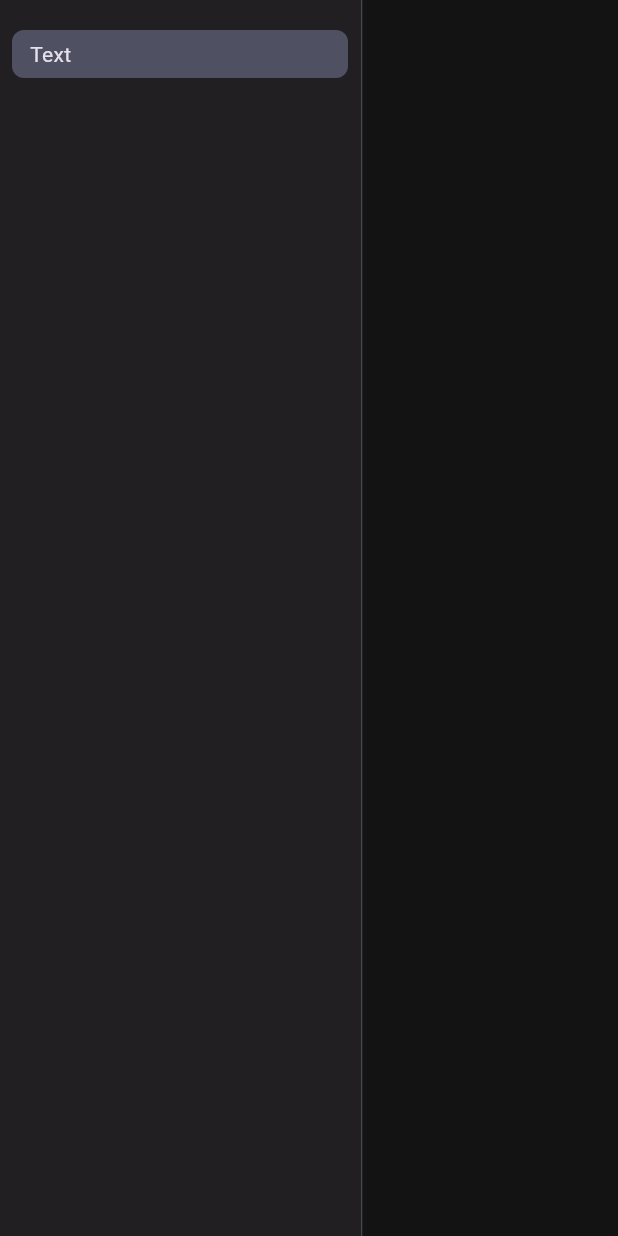
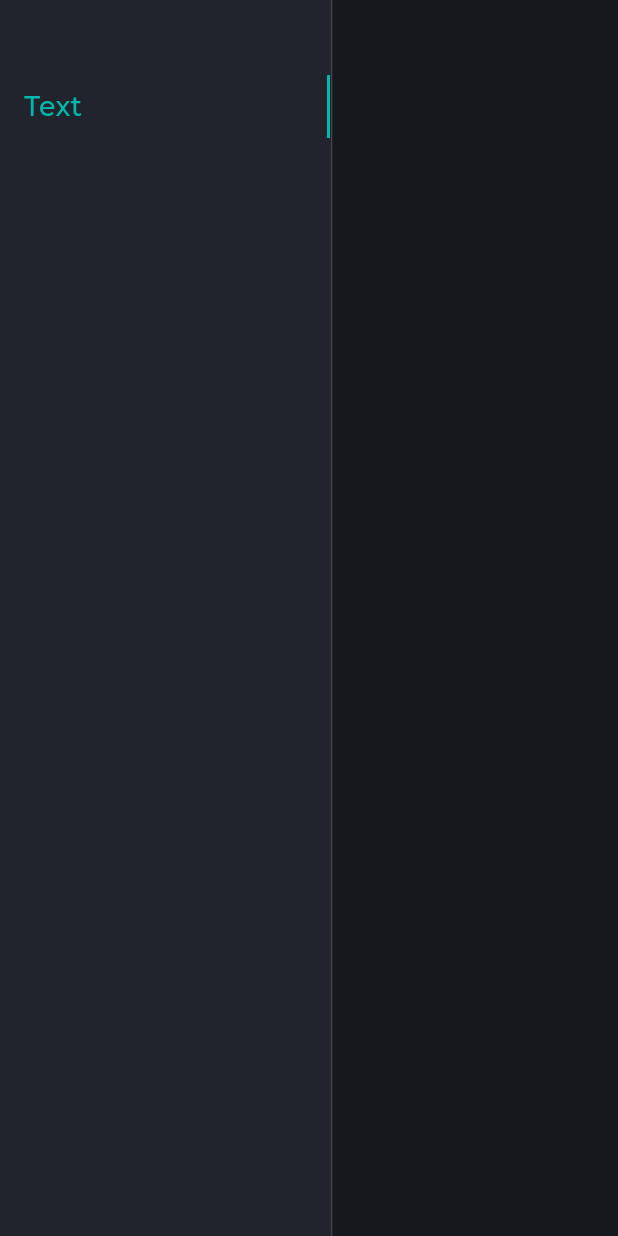
Before and after one commit to VivekMakwana7/flutter_basics, a Flutter app: the screen it shows after launch, on a phone screen of 412 x 824 dp. Run offline on Flutter 3.47's test engine with Material 3 defaults, Android fonts, the phone set to English and light mode, and no system bars; our stand-ins replace bloc, flutter_bloc, flutter_colorpicker, go_router, logger; missing offline and left inert: multi_value_listenable_builder; project files that could hold a hidden picture were left out.

Commit message:
New theme designed - Add Font Family

```diff
--- a/lib/core/theme/app_theme.dart
+++ b/lib/core/theme/app_theme.dart
@@ -9,13 +9,16 @@ part 'app_text_style.dart';
 final theme = ThemeData(
   brightness: Brightness.dark,
   primaryColor: const Color(0xff211F21),
-  scaffoldBackgroundColor: const Color(0xff141314),
+  scaffoldBackgroundColor: const Color(0xff16181E),
+  fontFamily: 'Montserrat',
   inputDecorationTheme: const InputDecorationTheme(
     enabledBorder: OutlineInputBorder(
       borderSide: BorderSide(color: Color(0xff505063)),
+      borderRadius: BorderRadius.all(Radius.circular(12)),
     ),
     focusedBorder: OutlineInputBorder(
       borderSide: BorderSide(color: Color(0xff505063)),
+      borderRadius: BorderRadius.all(Radius.circular(12)),
     ),
   ),
   extensions: const [
@@ -25,6 +28,6 @@ final theme = ThemeData(
 
 const _appColor = AppColors(
   scaffoldBackground: Color(0x00ff0000),
-  sideBarBgColor: Color(0xff211F21),
-  sideBarSelectedColor: Color(0xff505063),
+  sideBarBgColor: Color(0xff21242D),
+  sideBarSelectedColor: Color(0xff00B9AE),
 );
--- a/lib/core/widgets/app_dropdown.dart
+++ b/lib/core/widgets/app_dropdown.dart
@@ -1,5 +1,4 @@
 import 'package:flutter/material.dart';
-import 'package:flutter_basics/core/ext/ext_build_context.dart';
 
 /// App Drop down
 class AppDropdown<T> extends StatelessWidget {
@@ -32,14 +31,13 @@ class AppDropdown<T> extends StatelessWidget {
       children: [
         Text(
           labelText,
-          style:
-              context.text.titleMedium?.copyWith(fontWeight: FontWeight.w500),
+          style: const TextStyle(fontSize: 16, fontWeight: FontWeight.w500),
         ),
         const SizedBox(height: 8),
         Container(
           padding: const EdgeInsets.symmetric(horizontal: 8),
           decoration: BoxDecoration(
-            borderRadius: BorderRadius.circular(4),
+            borderRadius: BorderRadius.circular(12),
             border: Border.all(
               color: const Color(0xff505063),
             ),
--- a/lib/core/widgets/app_text_field.dart
+++ b/lib/core/widgets/app_text_field.dart
@@ -41,8 +41,7 @@ class AppTextField extends StatelessWidget {
       children: [
         Text(
           labelText,
-          style:
-              context.text.titleMedium?.copyWith(fontWeight: FontWeight.w500),
+          style: const TextStyle(fontSize: 16, fontWeight: FontWeight.w500),
         ),
         const SizedBox(height: 8),
         TextFormField(
@@ -53,7 +52,7 @@ class AppTextField extends StatelessWidget {
           inputFormatters: inputFormatters,
           decoration: InputDecoration(
             hintText: hintText,
-            hintStyle: context.text.bodyMedium?.copyWith(color: Colors.white38),
+            hintStyle: const TextStyle(fontSize: 16),
           ),
         ),
       ],
--- a/lib/src/text/page/text_page.dart
+++ b/lib/src/text/page/text_page.dart
@@ -137,6 +137,7 @@ class TextPage extends StatelessWidget {
                     value: cubit.textWidthBasis,
                     labelText: 'Text Width Basis',
                   ),
+                  const SizedBox(height: 16),
                 ],
               ),
               Expanded(
--- a/lib/src/widgets/property_widget.dart
+++ b/lib/src/widgets/property_widget.dart
@@ -15,7 +15,7 @@ class PropertyWidget extends StatelessWidget {
       width: 300,
       child: DecoratedBox(
         decoration: BoxDecoration(
-          color: context.appColor.sideBarBgColor,
+          color: context.appColor.sideBarBgColor.withOpacity(0.5),
         ),
         child: Padding(
           padding: const EdgeInsets.symmetric(horizontal: 16, vertical: 8),
--- a/lib/src/widgets/side_bar_widget.dart
+++ b/lib/src/widgets/side_bar_widget.dart
@@ -17,25 +17,22 @@ class SideBarWidget extends StatelessWidget {
       body: Row(
         children: [
           SizedBox(
-            width: 240,
+            width: 220,
             child: DecoratedBox(
-              decoration: BoxDecoration(
-                color: context.appColor.sideBarBgColor,
-              ),
+              decoration: BoxDecoration(color: context.appColor.sideBarBgColor),
               child: Padding(
-                padding:
-                    const EdgeInsets.symmetric(horizontal: 8, vertical: 20),
+                  padding: const EdgeInsets.only(left: 8),
                   child: Column(
                     crossAxisAlignment: CrossAxisAlignment.stretch,
                     children: [
+                      const SizedBox(height: 50),
                       SideMenuWidget(
                         menuName: 'Text',
                         onItemTap: () => context.goNamed(AppRoutes.textPage),
                       ),
                       const SizedBox(height: 12),
                     ],
-                ),
-              ),
+                  )),
             ),
           ),
           const VerticalDivider(width: 2),
@@ -47,7 +44,7 @@ class SideBarWidget extends StatelessWidget {
 }
 
 /// For Side bar menu widget
-class SideMenuWidget extends StatelessWidget {
+class SideMenuWidget extends StatefulWidget {
   /// Default constructor
   const SideMenuWidget({
     required this.menuName,
@@ -60,22 +57,42 @@ class SideMenuWidget extends StatelessWidget {
 
   /// For Side menu item tap event
   final void Function()? onItemTap;
+  @override
+  State<SideMenuWidget> createState() => _SideMenuWidgetState();
+}
 
+class _SideMenuWidgetState extends State<SideMenuWidget> {
   @override
   Widget build(BuildContext context) {
     return GestureDetector(
-      onTap: onItemTap,
+      onTap: widget.onItemTap,
       behavior: HitTestBehavior.opaque,
+      child: SizedBox(
+        height: 42,
         child: DecoratedBox(
           decoration: BoxDecoration(
-          borderRadius: BorderRadius.circular(8),
+            border: Border(
+              right: BorderSide(
                 color: context.appColor.sideBarSelectedColor,
+                width: 2,
               ),
+            ),
+          ),
+          child: Align(
+            alignment: Alignment.centerLeft,
             child: Padding(
-          padding: const EdgeInsets.symmetric(horizontal: 12, vertical: 6),
+              padding: const EdgeInsets.symmetric(horizontal: 8),
               child: Text(
-            menuName,
-            style: context.text.bodyMedium,
+                widget.menuName,
+                textAlign: TextAlign.start,
+                style: TextStyle(
+                  fontSize: 18,
+                  color: context.appColor.sideBarSelectedColor,
+                  fontWeight: FontWeight.w500,
+                  fontFamily: 'Montserrat',
+                ),
+              ),
+            ),
           ),
         ),
       ),
```
Also changed, not shown: pubspec.yaml (+15 -1 lines), assets/fonts/Montserrat-Black.ttf (added), assets/fonts/Montserrat-Bold.ttf (added), assets/fonts/Montserrat-ExtraBold.ttf (added), assets/fonts/Montserrat-Light.ttf (added), assets/fonts/Montserrat-Medium.ttf (added), assets/fonts/Montserrat-Regular.ttf (added), assets/fonts/Montserrat-SemiBold.ttf (added), assets/fonts/Montserrat-Thin.ttf (added). Lines whose indentation alone changed are shown as unchanged.
